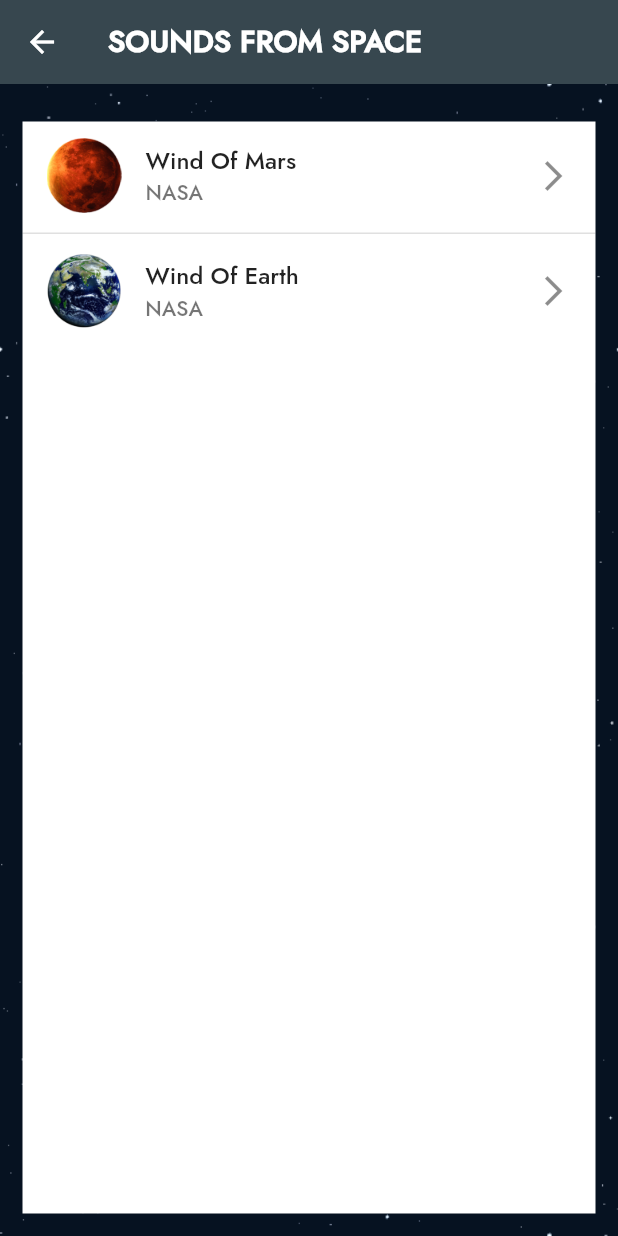
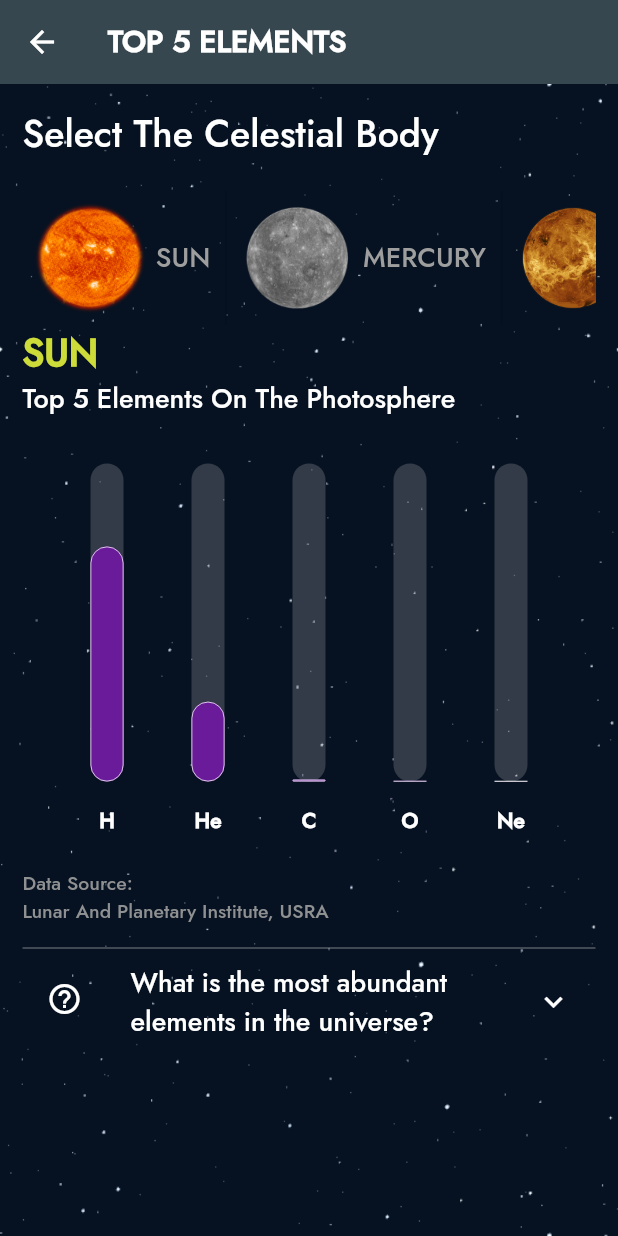
Before and after one commit to RutheniumAlpha/gaganbot, a Flutter app: the screen it shows after launch, after a tap on "Top 5 Elements In Space", on a phone screen of 412 x 824 dp. Run offline on Flutter 3.47's test engine with Material 2 defaults, Android fonts, the phone set to English and light mode, and no system bars; drawn by our look-alikes of fl_chart; our stand-ins replace just_audio, numberpicker, syncfusion_flutter_gauges.

Commit message:
Added Top 5 Elements In Planets section

```diff
--- a/lib/main.dart
+++ b/lib/main.dart
@@ -1,5 +1,6 @@
 import 'package:atl_space_challenge_project/howFarIsThePlanet.dart';
 import 'package:atl_space_challenge_project/soundsFromSpace.dart';
+import 'package:atl_space_challenge_project/top5elements.dart';
 import 'package:atl_space_challenge_project/weigthDifferentPlanets.dart';
 import 'package:atl_space_challenge_project/whoIsBigger.dart';
 import 'package:flutter/material.dart';
@@ -78,7 +79,7 @@ class _HomePageState extends State<HomePage> {
             ElevatedButton(
                 onPressed: () {
                   Navigator.push(context, MaterialPageRoute(builder: (context) {
-                    return SoundsFromSpace();
+                    return Top5Elements();
                   }));
                 },
                 child: Text("Top 5 Elements In Space")),
--- /dev/null
+++ b/lib/top5elements.dart
@@ -0,0 +1,291 @@
+import 'dart:async';
+import 'dart:convert';
+import 'dart:ui';
+
+import 'package:atl_space_challenge_project/widgets/planetPicker.dart';
+import 'package:flutter/material.dart';
+import 'package:fl_chart/fl_chart.dart';
+
+class Top5Elements extends StatefulWidget {
+  @override
+  _Top5ElementsState createState() => _Top5ElementsState();
+}
+
+class _Top5ElementsState extends State<Top5Elements> {
+  void initState() {
+    loadData();
+    Timer(Duration(seconds: 1), () {
+      changeText();
+    });
+    super.initState();
+  }
+
+  void loadData() async {
+    data = jsonDecode(await DefaultAssetBundle.of(context)
+        .loadString("assets/data/planetData.json"));
+  }
+
+  dynamic data = {};
+  TextEditingController controller = TextEditingController();
+  String planet = "sun";
+  String text = "";
+  int touchedIndex = -1;
+
+  @override
+  Widget build(BuildContext context) {
+    return Scaffold(
+      appBar: AppBar(
+        title: Text(
+          "Top 5 Elements".toUpperCase(),
+          style: TextStyle(color: Colors.white, fontWeight: FontWeight.bold),
+        ),
+        backgroundColor: Colors.blueGrey.shade800,
+        elevation: 0,
+      ),
+      body: Container(
+        height: double.infinity,
+        width: double.infinity,
+        decoration: BoxDecoration(
+            image: DecorationImage(
+                fit: BoxFit.fill,
+                image: AssetImage("assets/images/background.jpg"))),
+        child: Padding(
+          padding: const EdgeInsets.all(15),
+          child: ListView(
+            children: [
+              Text(
+                "Select The Celestial Body",
+                style: TextStyle(fontSize: 25, color: Colors.white),
+              ),
+              SizedBox(
+                height: 20,
+              ),
+              Container(
+                  width: 330,
+                  height: 90,
+                  child: PlanetPicker().create(true, true, (t) {
+                    planet = t;
+                    changeText();
+                  })),
+              Text(
+                planet.toUpperCase(),
+                style: TextStyle(
+                    fontSize: 25,
+                    color: Colors.lime,
+                    fontWeight: FontWeight.bold),
+              ),
+              Text(
+                "Top 5 Elements " + text,
+                style: TextStyle(fontSize: 18, color: Colors.white),
+              ),
+              SizedBox(
+                height: 30,
+              ),
+              Container(
+                  height: 250,
+                  width: double.infinity,
+                  child: BarChart(mainBarData())),
+              SizedBox(
+                height: 20,
+              ),
+              Text(
+                "Data Source:\nLunar And Planetary Institute, USRA",
+                style: TextStyle(
+                    fontSize: 13, color: Colors.grey.withOpacity(0.9)),
+              ),
+              SizedBox(
+                height: 10,
+              ),
+              Divider(
+                height: 10,
+                color: Colors.white.withOpacity(0.3),
+                thickness: 1,
+              ),
+              ExpansionTile(
+                collapsedIconColor: Colors.white,
+                iconColor: Colors.white,
+                leading: Icon(
+                  Icons.help_outline_outlined,
+                  color: Colors.white,
+                ),
+                title: Text(
+                  "What is the most abundant elements in the universe?",
+                  style: TextStyle(color: Colors.white, fontSize: 18),
+                ),
+                children: [
+                  Text(
+                    "Hydrogen is the most abundant element in the universe, accounting for about 75 percent of its normal matter. The hydrogen in the universe and also in your body came from the Big Bang.",
+                    style: TextStyle(color: Colors.white, fontSize: 17),
+                  )
+                ],
+              )
+            ],
+          ),
+        ),
+      ),
+    );
+  }
+
+  BarChartData mainBarData() {
+    return BarChartData(
+      maxY: 100,
+      barTouchData: BarTouchData(
+        touchTooltipData: BarTouchTooltipData(
+            tooltipBgColor: Colors.blueGrey,
+            getTooltipItem: (group, groupIndex, rod, rodIndex) {
+              String element;
+              element = data["Top 5 Elements"][planet]
+                  .keys
+                  .toList()[group.x.toInt()]
+                  .toString()
+                  .split("||")[1];
+              return BarTooltipItem(
+                element + '\n',
+                TextStyle(
+                  color: Colors.white,
+                  fontWeight: FontWeight.bold,
+                  fontSize: 18,
+                ),
+                children: <TextSpan>[
+                  TextSpan(
+                    text: (double.parse((rod.y - 15).toStringAsFixed(3)))
+                        .toString(),
+                    style: TextStyle(
+                      color: Colors.yellow,
+                      fontSize: 16,
+                      fontWeight: FontWeight.w500,
+                    ),
+                  ),
+                ],
+              );
+            }),
+        touchCallback: (FlTouchEvent event, barTouchResponse) {
+          setState(() {
+            if (!event.isInterestedForInteractions ||
+                barTouchResponse == null ||
+                barTouchResponse.spot == null) {
+              touchedIndex = -1;
+              return;
+            }
+            touchedIndex = barTouchResponse.spot!.touchedBarGroupIndex;
+          });
+        },
+      ),
+      titlesData: FlTitlesData(
+        show: true,
+        rightTitles: SideTitles(showTitles: false),
+        topTitles: SideTitles(showTitles: false),
+        bottomTitles: SideTitles(
+          showTitles: true,
+          getTextStyles: (context, value) => const TextStyle(
+              color: Colors.white, fontWeight: FontWeight.bold, fontSize: 14),
+          margin: 16,
+          getTitles: (double value) {
+            String element;
+            element = data["Top 5 Elements"][planet]
+                .keys
+                .toList()[value.toInt()]
+                .toString()
+                .split("||")[0];
+            return element;
+          },
+        ),
+        leftTitles: SideTitles(
+          showTitles: false,
+        ),
+      ),
+      borderData: FlBorderData(
+        show: false,
+      ),
+      barGroups: showingGroups(),
+      gridData: FlGridData(show: false),
+    );
+  }
+
+  BarChartGroupData makeGroupData(
+    int x,
+    double y, {
+    bool isTouched = false,
+    Color barColor = Colors.white,
+    double width = 22,
+    List<int> showTooltips = const [],
+  }) {
+    Color? color = planet == "sun"
+        ? Colors.purple[800]!
+        : planet == "mercury"
+            ? Colors.indigo
+            : planet == "venus"
+                ? Colors.blue
+                : planet == "earth"
+                    ? Colors.green
+                    : planet == "moon"
+                        ? Colors.yellow
+                        : planet == "mars"
+                            ? Colors.orange
+                            : planet == "jupiter"
+                                ? Colors.red[700]
+                                : planet == "saturn"
+                                    ? Colors.yellow[700]
+                                    : planet == "uranus"
+                                        ? Colors.grey[400]
+                                        : planet == "neptune"
+                                            ? Colors.limeAccent
+                                            : Colors.white;
+    return BarChartGroupData(
+      x: x,
+      barRods: [
+        BarChartRodData(
+          y: isTouched ? y + 15 : y,
+          colors: [color!],
+          width: width,
+          borderSide: BorderSide(color: Colors.white, width: 0.5),
+          backDrawRodData: BackgroundBarChartRodData(
+            show: true,
+            y: 100,
+            colors: [Colors.grey[300]!.withOpacity(0.2)],
+          ),
+        ),
+      ],
+      showingTooltipIndicators: showTooltips,
+    );
+  }
+
+  List<BarChartGroupData> showingGroups() => List.generate(5, (i) {
+        if (data["Top 5 Elements"] != null) {
+          List elements = data["Top 5 Elements"][planet].values.toList();
+          List top5Elements = [];
+          elements.forEach((element) {
+            top5Elements.add(double.parse(element.toStringAsFixed(1)));
+          });
+          return makeGroupData(i, double.parse(elements[i].toString()),
+              isTouched: i == touchedIndex);
+        } else {
+          return makeGroupData(1, 1, isTouched: i == touchedIndex);
+        }
+      });
+  void changeText() {
+    setState(() {
+      text = planet == "sun"
+          ? "On The Photosphere"
+          : planet == "mercury"
+              ? "On The Surface"
+              : planet == "venus"
+                  ? "In The Atmosophere"
+                  : planet == "earth"
+                      ? "In The Continental Crust"
+                      : planet == "moon"
+                          ? "On The Surface"
+                          : planet == "mars"
+                              ? "In The Crust"
+                              : planet == "jupiter"
+                                  ? "In The Atmosphere"
+                                  : planet == "saturn"
+                                      ? "In The Atmosphere"
+                                      : planet == "uranus"
+                                          ? "In The Atmosphere"
+                                          : planet == "neptune"
+                                              ? "In The Atmosphere"
+                                              : "";
+    });
+  }
+}
--- a/pubspec.yaml
+++ b/pubspec.yaml
@@ -28,6 +28,7 @@ dependencies:
   intl: ^0.17.0
   webviewx: ^0.2.1
   just_audio: ^0.9.11
+  fl_chart: ^0.40.0
 
   # The following adds the Cupertino Icons font to your application.
   # Use with the CupertinoIcons class for iOS style icons.
```
Also changed, not shown: assets/data/planetData.json (+72 -0 lines), pubspec.lock.
